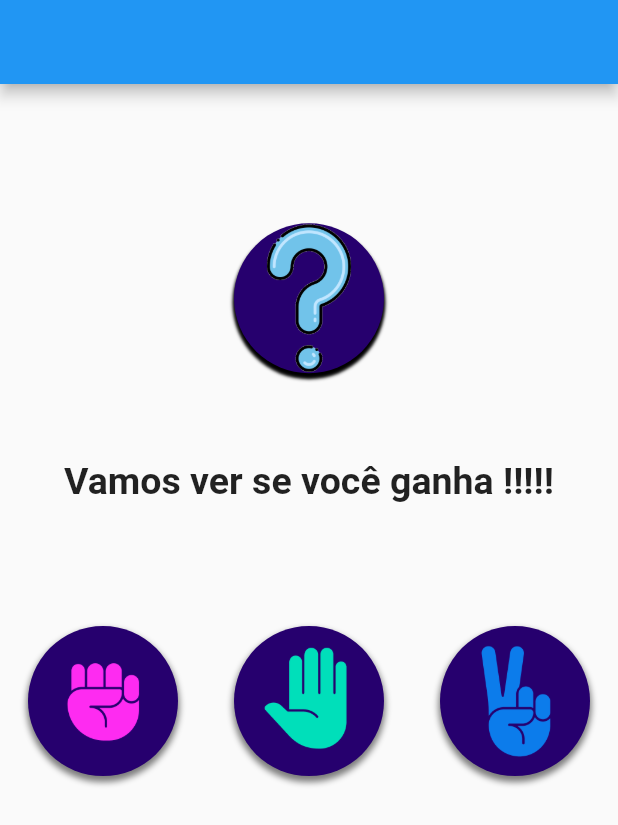
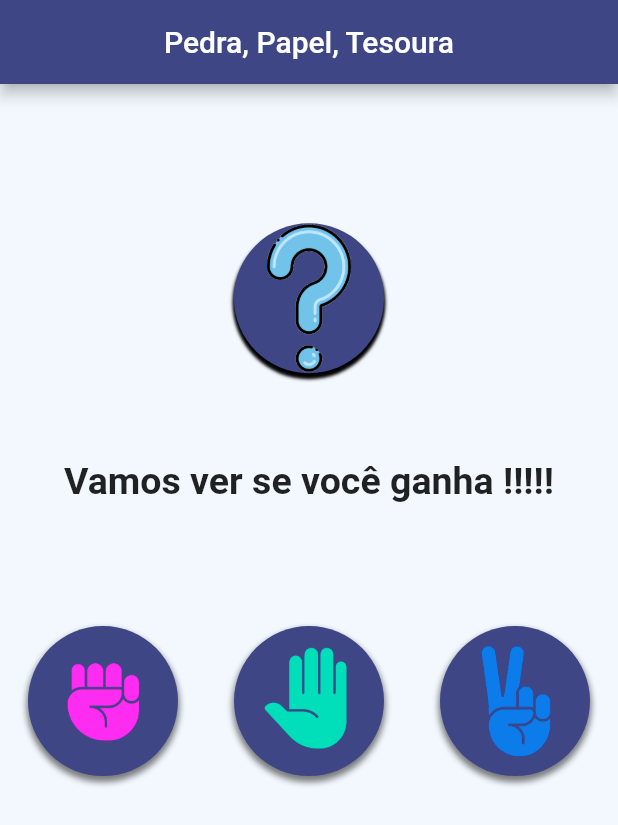
Before and after one commit to lucasChicoski/JokePo, a Flutter app: the screen it shows after launch, on a phone screen of 412 x 824 dp. Shown: the top 825 px of the screen. Run offline on Flutter 3.47's test engine with Material 2 defaults, Android fonts, the phone set to English and light mode, and no system bars; our stand-ins replace flutter_mobx, get_it, mobx; generated files the repository leaves out were written again.

Commit message:
Projeto Finalizado

```diff
--- /dev/null
+++ b/lib/break_points/colors.dart
@@ -0,0 +1,3 @@
+int backGround = 0xfff2f8fd;
+int appBar =0xff3e4685;
+int icones = 0xff3e4685;
--- a/lib/components/portrait.dart
+++ b/lib/components/portrait.dart
@@ -1,6 +1,7 @@
 import 'package:flutter/material.dart';
 import 'package:flutter_mobx/flutter_mobx.dart';
 import 'package:get_it/get_it.dart';
+import 'package:jokepo/break_points/colors.dart';
 import 'package:jokepo/break_points/images.dart';
 import 'package:jokepo/controllers/jokenpo_controller.dart';
 
@@ -28,7 +29,7 @@ class _JokePoPortraitState extends State<JokePoPortrait> {
                     padding: EdgeInsets.all(16),
                     child: Container(
                       decoration: BoxDecoration(
-                          color: Color(0xff26006e),
+                          color: Color(icones),
                           borderRadius: BorderRadius.circular(100),
                           boxShadow: [
                             BoxShadow(
@@ -66,7 +67,7 @@ class _JokePoPortraitState extends State<JokePoPortrait> {
                   children: [
                     Container(
                       decoration: BoxDecoration(
-                          color: Color(0xff26006e),
+                          color: Color(icones),
                           borderRadius: BorderRadius.circular(100),
                           boxShadow: [
                             BoxShadow(
@@ -86,7 +87,7 @@ class _JokePoPortraitState extends State<JokePoPortrait> {
                     ),
                     Container(
                       decoration: BoxDecoration(
-                          color: Color(0xff26006e),
+                          color: Color(icones),
                           borderRadius: BorderRadius.circular(100),
                           boxShadow: [
                             BoxShadow(
@@ -107,7 +108,7 @@ class _JokePoPortraitState extends State<JokePoPortrait> {
                     ),
                     Container(
                       decoration: BoxDecoration(
-                        color: Color(0xff26006e),
+                        color: Color(icones),
                         borderRadius: BorderRadius.circular(100),
                         boxShadow: [
                           BoxShadow(
@@ -156,7 +157,7 @@ class _JokePoPortraitState extends State<JokePoPortrait> {
                               )
                             ],
                             borderRadius: BorderRadius.circular(100),
-                            color: Color(0xff26006e),
+                            color: Color(icones),
                           ),
                           child: Image.asset(
                               jokenPoController.resultImageWithOutBackGround),
@@ -187,7 +188,7 @@ class _JokePoPortraitState extends State<JokePoPortrait> {
                             )
                           ],
                           borderRadius: BorderRadius.circular(100),
-                          color: Color(0xff26006e),
+                          color: Color(icones),
                         ),
                         child: InkWell(
                           onTap: jokenPoController.generateStone,
@@ -206,7 +207,7 @@ class _JokePoPortraitState extends State<JokePoPortrait> {
                             )
                           ],
                           borderRadius: BorderRadius.circular(100),
-                          color: Color(0xff26006e),
+                          color: Color(icones),
                         ),
                         child: InkWell(
                           borderRadius: BorderRadius.circular(100),
@@ -225,7 +226,7 @@ class _JokePoPortraitState extends State<JokePoPortrait> {
                             )
                           ],
                           borderRadius: BorderRadius.circular(100),
-                          color: Color(0xff26006e),
+                          color: Color(icones),
                         ),
                         child: InkWell(
                           borderRadius: BorderRadius.circular(100),
@@ -260,7 +261,7 @@ class _JokePoPortraitState extends State<JokePoPortrait> {
                             // color: Colors.red,
                             decoration: BoxDecoration(
                                 borderRadius: BorderRadius.circular(300),
-                                color: Color(0xff26006e),
+                                color: Color(icones),
                                 boxShadow: [
                                   BoxShadow(
                                       color: Colors.black.withOpacity(0.5),
@@ -289,7 +290,7 @@ class _JokePoPortraitState extends State<JokePoPortrait> {
                         Container(
                           decoration: BoxDecoration(
                               borderRadius: BorderRadius.circular(100),
-                              color: Color(0xff26006e),
+                              color: Color(icones),
                               boxShadow: [
                                 BoxShadow(
                                     color: Colors.black.withOpacity(0.5),
@@ -308,7 +309,7 @@ class _JokePoPortraitState extends State<JokePoPortrait> {
                         Container(
                           decoration: BoxDecoration(
                               borderRadius: BorderRadius.circular(100),
-                              color: Color(0xff26006e),
+                              color: Color(icones),
                               boxShadow: [
                                 BoxShadow(
                                     color: Colors.black.withOpacity(0.5),
@@ -327,7 +328,7 @@ class _JokePoPortraitState extends State<JokePoPortrait> {
                         Container(
                           decoration: BoxDecoration(
                               borderRadius: BorderRadius.circular(100),
-                              color: Color(0xff26006e),
+                              color: Color(icones),
                               boxShadow: [
                                 BoxShadow(
                                     color: Colors.black.withOpacity(0.5),
--- a/lib/main.dart
+++ b/lib/main.dart
@@ -2,6 +2,7 @@ import 'package:flutter/material.dart';
 import 'package:get_it/get_it.dart';
 import 'package:jokepo/controllers/jokenpo_controller.dart';
 
+import 'break_points/colors.dart';
 import 'screen/jokepo_screen.dart';
 
 main() {
@@ -19,10 +20,12 @@ class AppMain extends StatelessWidget {
   @override
   Widget build(BuildContext context) {
     return MaterialApp(
+
       debugShowCheckedModeBanner: false,
       title: "JokePo",
       home: Scaffold(
-        appBar: AppBar(),
+        backgroundColor: Color(backGround),
+        appBar: AppBar(title: Center(child: Text('Pedra, Papel, Tesoura',style: TextStyle(color: Colors.white),)), backgroundColor: Color(appBar),),
         body: JokePo(),
       ),
     );
```
